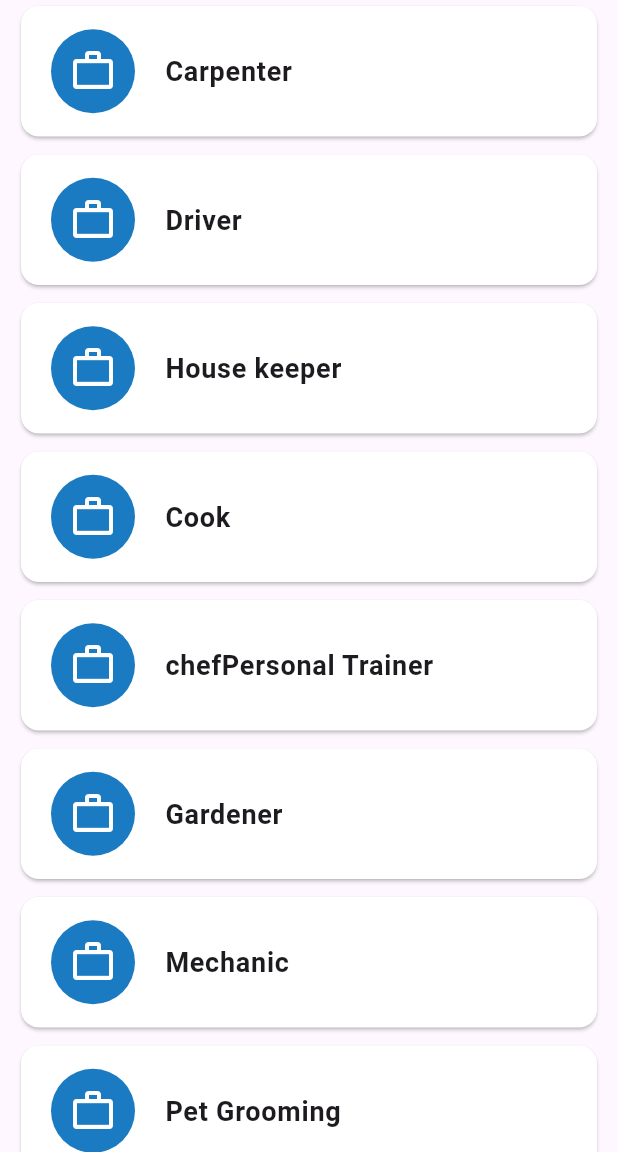
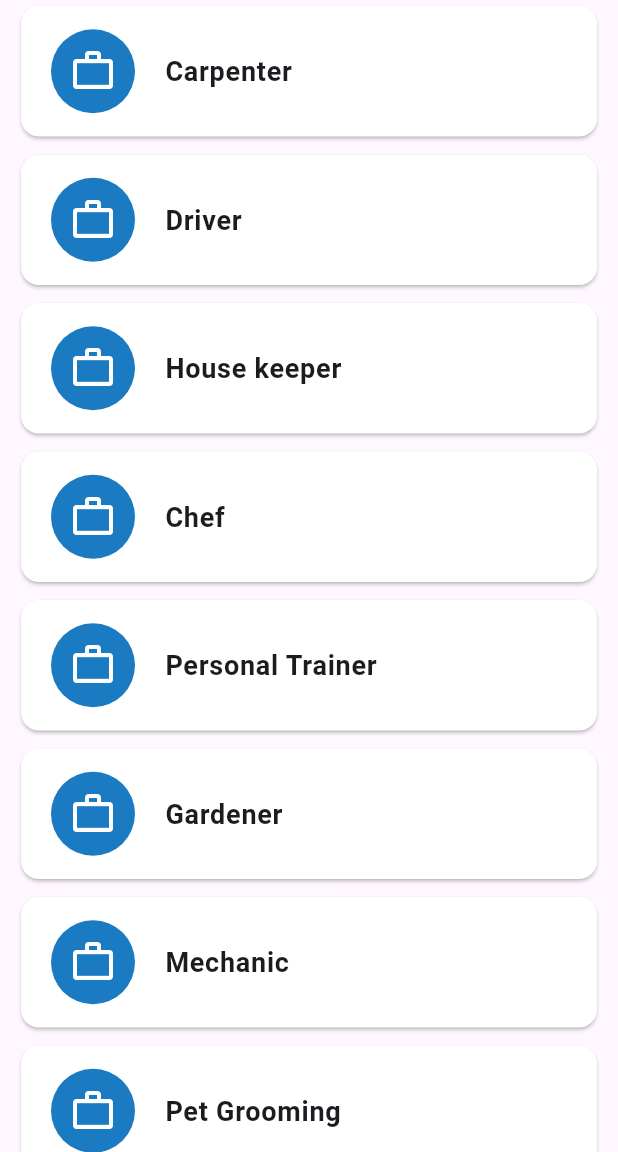
Before and after one commit to saninthottungal/workFinder, a Flutter app: the screen it shows after launch, after a tap on "Get Started", after a tap on "Find a Worker", on a phone screen of 412 x 824 dp, the part 84-1236 px from its top. Run offline on Flutter 3.47's test engine with Material 3 defaults, Android fonts, the phone set to English and light mode, and no system bars; our stand-ins replace cloud_firestore, firebase_auth, firebase_core, shared_preferences; accounts and stored records are empty.

Commit message:
99% completed

```diff
--- a/lib/Screens/Home.dart
+++ b/lib/Screens/Home.dart
@@ -20,12 +20,19 @@ class ScreenHome extends StatelessWidget {
         backgroundColor: const Color.fromARGB(233, 4, 109, 188),
       ),
       body: Padding(
-        padding: const EdgeInsets.only(top: 80),
+        padding: const EdgeInsets.only(top: 20),
         child: Center(
           child: Column(
             mainAxisAlignment: MainAxisAlignment.center,
             children: [
-              const SizedBox(height: 400),
+              const SizedBox(height: 50.0),
+              Container(
+                height: 300,
+                width: 300,
+                child: Image.asset(
+                    'C:/Users/ASUS/OneDrive/Desktop/workFinder/lib/Assets/img/logo.jpg'), // Replace with your image
+              ),
+              const SizedBox(height: 150.0),
               SizedBox(
                 height: 50,
                 width: 310,
--- a/lib/Screens/SignUpData.dart
+++ b/lib/Screens/SignUpData.dart
@@ -23,7 +23,7 @@ class _ScreenSignUpState extends State<ScreenSignUpData> {
     'Carpenter',
     'Driver',
     'House keeper',
-    'Cook',
+    'Chef',
     'Personal Trainer',
     'Gardener',
     'Mechanic',
@@ -129,42 +129,13 @@ class _ScreenSignUpState extends State<ScreenSignUpData> {
                   ),
                 ),
               ),
-              // const SizedBox(height: 16),
-              // TextField(
-              //   controller: _wageController,
-              //   decoration: InputDecoration(
-              //     labelText: 'Wage',
-              //     suffixText: '/day',
-              //     border: OutlineInputBorder(
-              //       borderRadius: BorderRadius.circular(15.0),
-              //     ),
-              //   ),
-              //   keyboardType: TextInputType.number,
-              //   inputFormatters: [
-              //     FilteringTextInputFormatter.digitsOnly,
-              //   ],
-              // ),
-              // const SizedBox(height: 16),
-              // TextField(
-              //   controller: _workDescriptionController,
-              //   decoration: InputDecoration(
-              //     labelText: 'Work Description',
-              //     border: OutlineInputBorder(
-              //       borderRadius: BorderRadius.circular(15.0),
-              //     ),
-              //   ),
-              //   maxLines: 4,
-              // ),
               const SizedBox(height: 50),
               ElevatedButton(
                 onPressed: () async {
                   final name = _nameController.text.trim();
                   final place = _placeController.text.trim();
                   final phone = _phoneNumberController.text.trim();
-                  // final wage = _wageController.text.trim();
-                  // final description = _workDescriptionController.text.trim();
                   final id = workerId;
-
                   if (name.isEmpty ||
                       phone.isEmpty ||
                       _selectedWork == null ||
--- a/lib/Screens/Splash.dart
+++ b/lib/Screens/Splash.dart
@@ -6,18 +6,45 @@ class ScreenSplash extends StatelessWidget {
   @override
   Widget build(BuildContext context) {
     return Scaffold(
+      backgroundColor: Colors.white, // Set background color to white
       body: Center(
-        child: Padding(
-          padding: const EdgeInsets.only(top: 0.1, bottom: 20.0),
         child: Column(
-            mainAxisAlignment: MainAxisAlignment.center,
+          mainAxisAlignment: MainAxisAlignment.start,
           children: [
-              const Center(
-                child: Padding(
-                  padding: EdgeInsets.all(8.0),
-                  child: SizedBox(height: 700.0),
+            const SizedBox(height: 200.0),
+            Container(
+              margin: const EdgeInsets.only(bottom: 20.0),
+              decoration: BoxDecoration(
+                borderRadius: BorderRadius.circular(20.0),
+                color: Colors.white,
+              ),
+              child: const Image(
+                image: AssetImage(
+                    'C:/Users/ASUS/OneDrive/Desktop/workFinder/lib/Assets/img/logo.jpg'
+                    ),
+                height: 300,
+                width: 300,
               ),
             ),
+
+            const Text(
+              '"Find the right worker.',
+              style: TextStyle(
+                fontSize: 30.0,
+                fontWeight: FontWeight.bold,
+                color: Colors.blue,
+              ),
+            ),
+            const Text(
+              'Get the job done."',
+              style: TextStyle(
+                fontSize: 30.0,
+                fontWeight: FontWeight.bold,
+                color: Colors.blue,
+              ),
+            ),
+            const SizedBox(
+                height: 130.0),
             TextButton(
               onPressed: () {
                 Navigator.pushNamedAndRemoveUntil(
@@ -35,7 +62,6 @@ class ScreenSplash extends StatelessWidget {
           ],
         ),
       ),
-      ),
     );
   }
 }
--- a/lib/Screens/WorkCategory.dart
+++ b/lib/Screens/WorkCategory.dart
@@ -16,8 +16,7 @@ class _ScreenWorkCategoryState extends State<ScreenWorkCategory> {
     'Carpenter',
     'Driver',
     'House keeper',
-    'Cook',
-    'chef'
+    'Chef',
     'Personal Trainer',
     'Gardener',
     'Mechanic',
@@ -119,7 +118,8 @@ class _ScreenWorkCategoryState extends State<ScreenWorkCategory> {
               },
               separatorBuilder: (context, index) => const SizedBox(
                 height: 4,
-                    )),
+              ),
+            ),
           ),
         ],
       ),
--- a/lib/main.dart
+++ b/lib/main.dart
@@ -21,7 +21,7 @@ class MyApp extends StatelessWidget {
   @override
   Widget build(BuildContext context) {
     return MaterialApp(
-      theme: ThemeData(primaryColor: Color.fromARGB(233, 4, 109, 188)),
+      theme: ThemeData(primaryColor: const Color.fromARGB(233, 4, 109, 188)),
       home: const ScreenSplash(),
       routes: {
         '/home': (context) => const ScreenHome(),
@@ -29,9 +29,6 @@ class MyApp extends StatelessWidget {
         '/signupdata': (context) => const ScreenSignUpData(),
         '/signupid': (context) => ScreenSignUpId(),
         '/workcategory': (context) => const ScreenWorkCategory(),
-        // '/workerslist': (context) => const ScreenWorkersList(),
-        // '/workerprofile': (context) =>  ScreenWorkerProfile(),
-        // 'results': (context) => ScreenResults(),
       },
     );
   }
```
Also changed, not shown: lib/Screens/ScreenResults.dart (+12 -12 lines), lib/Screens/SignIn.dart (+16 -29 lines), lib/Screens/SignUpId.dart (+17 -16 lines), lib/Screens/WorkerProfile.dart (+2 -31 lines), pubspec.yaml (+9 -3 lines), lib/Assets/img/logo.jpg (added), pubspec.lock, 2 other files. Lines whose indentation alone changed are shown as unchanged.
